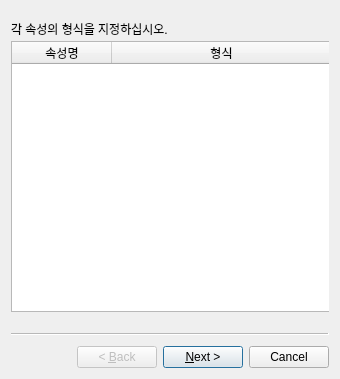
Old version of the form ui/input_file.ui in the repository cosine0/anonymize.
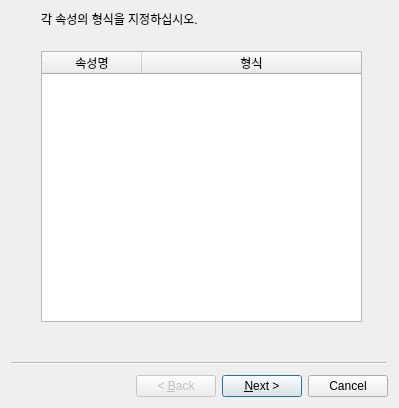
New version of the form.

Commit message: 여백 조정

Diff of the .ui file:
```diff
--- a/ui/input_file.ui
+++ b/ui/input_file.ui
@@ -6,8 +6,8 @@
    <rect>
     <x>0</x>
     <y>0</y>
-    <width>340</width>
-    <height>379</height>
+    <width>399</width>
+    <height>408</height>
    </rect>
   </property>
   <property name="windowTitle">
@@ -17,8 +17,8 @@
    <widget class="QLabel" name="label">
     <property name="geometry">
      <rect>
-      <x>0</x>
-      <y>10</y>
+      <x>30</x>
+      <y>0</y>
       <width>281</width>
       <height>16</height>
      </rect>
@@ -30,8 +30,8 @@
    <widget class="QTableWidget" name="datatypeTable">
     <property name="geometry">
      <rect>
-      <x>0</x>
-      <y>30</y>
+      <x>30</x>
+      <y>40</y>
       <width>321</width>
       <height>271</height>
      </rect>
```
Left out of the diff: 8 changed lines with no effect on the pictures.
